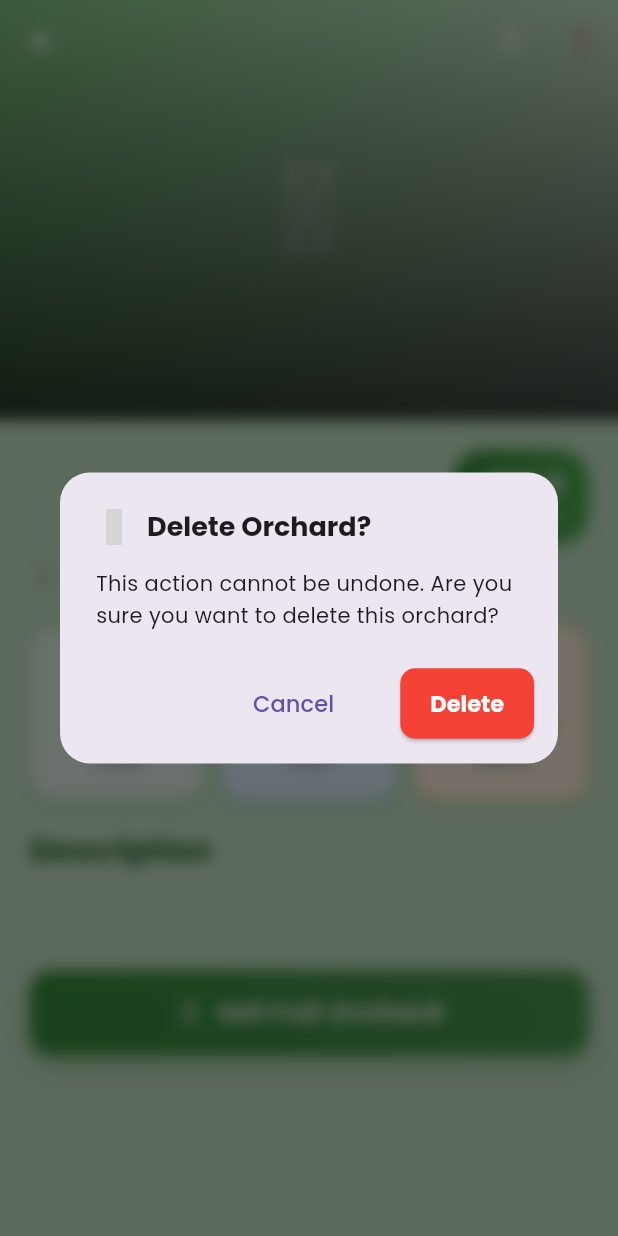
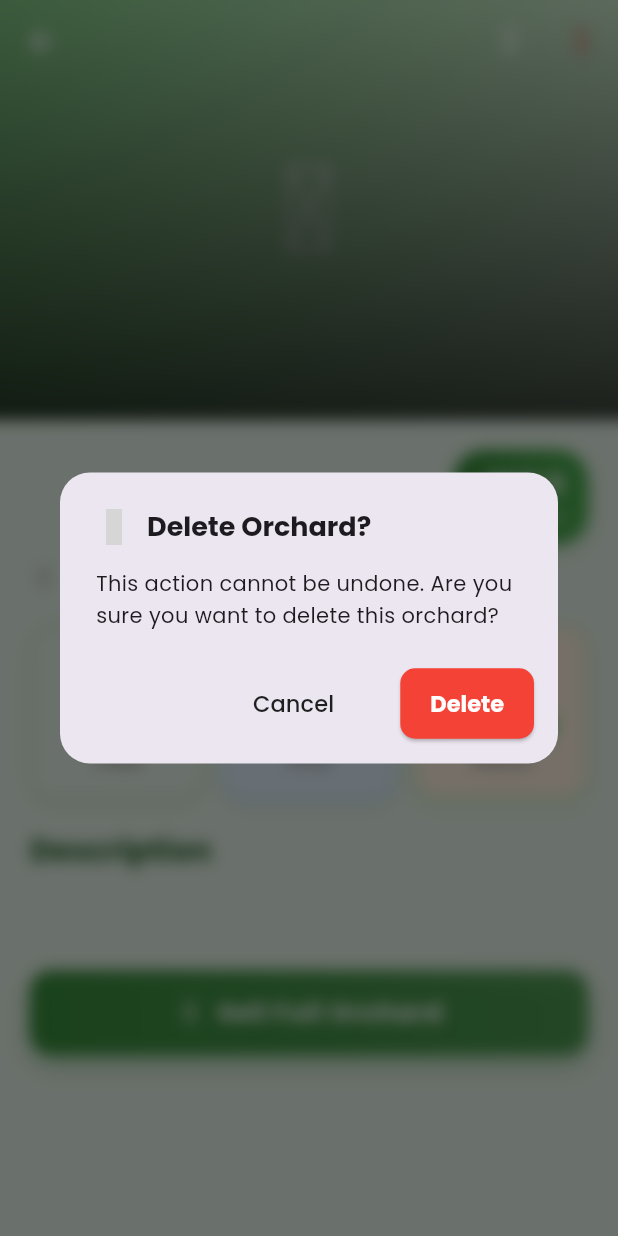
Before and after one commit to aqib1334/Agrivision_intial_phase-, a Flutter app: the OrchardDetailScreen screen opened directly with empty values, after a tap on an icon or button, on a phone screen of 412 x 824 dp. Run offline on Flutter 3.47's test engine with Material 3 defaults, Android fonts, the phone set to English and light mode, and no system bars; our stand-ins replace animate_do, cloud_firestore, firebase_auth, firebase_core, firebase_storage, fl_chart and 3 more; accounts and stored records are empty; grey boxes are pictures that could not be loaded.

```diff
--- a/lib/screens/auth/email_verification_sent_screen.dart
+++ b/lib/screens/auth/email_verification_sent_screen.dart
@@ -335,7 +335,7 @@ class _EmailVerificationSentScreenState extends State<EmailVerificationSentScree
                                 "Didn't receive the email? Resend",
                                 style: TextStyle(
                                   fontSize: 15,
-                                  color: Colors.white,
+                                  color: Color.fromARGB(255, 32, 25, 25),
                                   fontWeight: FontWeight.w600,
                                   decoration: TextDecoration.underline,
                                 ),
--- a/lib/screens/auth/forgot_password_screen.dart
+++ b/lib/screens/auth/forgot_password_screen.dart
@@ -315,7 +315,7 @@ class _ForgotPasswordScreenState extends State<ForgotPasswordScreen>
                             const Text(
                               "Remember your password?",
                               style: TextStyle(
-                                color: Colors.white,
+                                color: Color.fromARGB(255, 32, 25, 25),
                                 fontSize: 15,
                               ),
                             ),
@@ -326,7 +326,7 @@ class _ForgotPasswordScreenState extends State<ForgotPasswordScreen>
                                 style: TextStyle(
                                   fontWeight: FontWeight.bold,
                                   fontSize: 16,
-                                  color: Colors.white,
+                                  color: Color.fromARGB(255, 32, 25, 25),
                                   decoration: TextDecoration.underline,
                                 ),
                               ),
--- a/lib/screens/auth/password_reset_success_screen.dart
+++ b/lib/screens/auth/password_reset_success_screen.dart
@@ -251,7 +251,7 @@ class PasswordResetSuccessScreen extends StatelessWidget {
                           "Didn't receive the email? Try again",
                           style: TextStyle(
                             fontSize: 15,
-                            color: Colors.white,
+                            color: Color.fromARGB(255, 32, 25, 25),
                             fontWeight: FontWeight.w600,
                             decoration: TextDecoration.underline,
                           ),
--- a/lib/screens/common/verification_screen.dart
+++ b/lib/screens/common/verification_screen.dart
@@ -1,3 +1,4 @@
+// screens/commom/verification_screen.dart
 import 'dart:io';
 import 'package:flutter/material.dart';
 import 'package:image_picker/image_picker.dart';
--- a/lib/screens/farmer/orchands/my_orchards_screen.dart
+++ b/lib/screens/farmer/orchands/my_orchards_screen.dart
@@ -18,7 +18,7 @@ class MyOrchardsScreen extends StatelessWidget {
     final OrchardService orchardService = OrchardService();
 
     return Scaffold(
-      backgroundColor: Colors.grey.shade50,
+      backgroundColor: Colors.green.shade50,
       appBar: AppBar(
         elevation: 0,
         backgroundColor: Colors.green.shade700,
--- a/lib/screens/farmer/orchands/orchard_detail_screen.dart
+++ b/lib/screens/farmer/orchands/orchard_detail_screen.dart
@@ -1,3 +1,6 @@
+// ✅ COMPLETE FILE: lib/screens/farmer/orchard_detail_screen.dart
+// ✅ UPDATED: Uses Custom LoadingIndicator inside Delete Button
+
 import 'package:flutter/material.dart';
 import 'package:iconsax/iconsax.dart';
 import 'package:animate_do/animate_do.dart';
@@ -10,6 +13,7 @@ import 'add_orchard_screen.dart';
 import 'add_full_orchard_listing_screen.dart';
 import '../../../services/common/verification_service.dart';
 import '../../common/verification_screen.dart';
+import '../../../widgets/common/loading_indicator.dart'; // ✅ Imported Custom Indicator
 
 class OrchardDetailScreen extends StatefulWidget {
   final OrchardModel orchard;
@@ -39,7 +43,6 @@ class _OrchardDetailScreenState extends State<OrchardDetailScreen> {
 
       if (mounted) {
         setState(() {
-          // ✅ ONLY CHECK FOR FULL ORCHARD LISTINGS
           _hasActiveFullOrchardListing = listings.any(
             (listing) => listing.listingType == 'full_orchard',
           );
@@ -104,10 +107,17 @@ class _OrchardDetailScreenState extends State<OrchardDetailScreen> {
     return false;
   }
 
-  void _deleteOrchard(BuildContext context) async {
-    bool? confirm = await showDialog(
+  // ✅ UPDATED DELETE FUNCTION: Uses Custom LoadingIndicator
+  void _deleteOrchard(BuildContext context) {
+    showDialog(
       context: context,
-      builder: (context) => BackdropFilter(
+      barrierDismissible: false,
+      builder: (dialogContext) {
+        bool isDeleting = false;
+
+        return StatefulBuilder(
+          builder: (context, setState) {
+            return BackdropFilter(
               filter: ImageFilter.blur(sigmaX: 5, sigmaY: 5),
               child: AlertDialog(
                 shape: RoundedRectangleBorder(
@@ -119,7 +129,10 @@ class _OrchardDetailScreenState extends State<OrchardDetailScreen> {
                     const SizedBox(width: 10),
                     const Text(
                       "Delete Orchard?",
-                style: TextStyle(fontSize: 18, fontWeight: FontWeight.bold),
+                      style: TextStyle(
+                        fontSize: 18,
+                        fontWeight: FontWeight.bold,
+                      ),
                     ),
                   ],
                 ),
@@ -130,21 +143,71 @@ class _OrchardDetailScreenState extends State<OrchardDetailScreen> {
                 actionsPadding: const EdgeInsets.fromLTRB(16, 0, 16, 16),
                 actions: [
                   TextButton(
-              onPressed: () => Navigator.pop(context, false),
+                    onPressed: isDeleting
+                        ? null
+                        : () => Navigator.pop(dialogContext),
                     style: TextButton.styleFrom(
                       padding: const EdgeInsets.symmetric(
                         horizontal: 20,
                         vertical: 12,
                       ),
                     ),
-              child: const Text("Cancel", style: TextStyle(fontSize: 15)),
+                    child: Text(
+                      "Cancel",
+                      style: TextStyle(
+                        fontSize: 15,
+                        color: isDeleting ? Colors.grey : Colors.black87,
+                      ),
+                    ),
                   ),
                   const SizedBox(width: 8),
+
+                  // ✅ DELETE BUTTON with Custom Loading Indicator
                   ElevatedButton(
-              onPressed: () => Navigator.pop(context, true),
+                    onPressed: isDeleting
+                        ? null
+                        : () async {
+                            setState(() {
+                              isDeleting = true;
+                            });
+
+                            try {
+                              await OrchardService().deleteOrchard(
+                                widget.orchard.id,
+                              );
+
+                              if (mounted) {
+                                Navigator.pop(dialogContext);
+                                Navigator.pop(this.context);
+
+                                ScaffoldMessenger.of(this.context).showSnackBar(
+                                  const SnackBar(
+                                    content: Text(
+                                      "Orchard deleted successfully",
+                                    ),
+                                    backgroundColor: Colors.red,
+                                  ),
+                                );
+                              }
+                            } catch (e) {
+                              if (mounted) {
+                                setState(() {
+                                  isDeleting = false;
+                                });
+                                ScaffoldMessenger.of(this.context).showSnackBar(
+                                  SnackBar(
+                                    content: Text("Error: $e"),
+                                    backgroundColor: Colors.red,
+                                  ),
+                                );
+                              }
+                            }
+                          },
                     style: ElevatedButton.styleFrom(
                       backgroundColor: Colors.red,
                       foregroundColor: Colors.white,
+                      disabledBackgroundColor: Colors.red.shade300,
+                      disabledForegroundColor: Colors.white,
                       padding: const EdgeInsets.symmetric(
                         horizontal: 20,
                         vertical: 12,
@@ -153,28 +216,30 @@ class _OrchardDetailScreenState extends State<OrchardDetailScreen> {
                         borderRadius: BorderRadius.circular(10),
                       ),
                     ),
-              child: const Text(
+                    child: isDeleting
+                        ? const SizedBox(
+                            width: 24, // Thoda size adjust kiya taake fit ho
+                            height: 24,
+                            child: FittedBox(
+                              // ✅ Custom Loading Indicator Used Here
+                              child: LoadingIndicator(color: Colors.white),
+                            ),
+                          )
+                        : const Text(
                             "Delete",
-                style: TextStyle(fontSize: 15, fontWeight: FontWeight.bold),
+                            style: TextStyle(
+                              fontSize: 15,
+                              fontWeight: FontWeight.bold,
+                            ),
                           ),
                   ),
                 ],
               ),
-      ),
             );
-
-    if (confirm == true) {
-      await OrchardService().deleteOrchard(widget.orchard.id);
-      if (context.mounted) {
-        Navigator.pop(context);
-        ScaffoldMessenger.of(context).showSnackBar(
-          const SnackBar(
-            content: Text("Orchard deleted successfully"),
-            backgroundColor: Colors.red,
-          ),
+          },
         );
-      }
-    }
+      },
+    );
   }
 
   void _createFullOrchardListing() async {
@@ -267,13 +332,13 @@ class _OrchardDetailScreenState extends State<OrchardDetailScreen> {
   @override
   Widget build(BuildContext context) {
     return Scaffold(
-      backgroundColor: Colors.green.shade100,
+      backgroundColor: Colors.green.shade50,
       body: CustomScrollView(
         slivers: [
           SliverAppBar(
             expandedHeight: 280,
             pinned: true,
-            backgroundColor: Colors.green.shade700,
+            backgroundColor: const Color.fromARGB(255, 157, 214, 159),
             actions: [
               FadeIn(
                 duration: const Duration(milliseconds: 600),
@@ -459,7 +524,7 @@ class _OrchardDetailScreenState extends State<OrchardDetailScreen> {
                               "Healthy",
                               "Status",
                               Colors.orange.shade50,
-                              Colors.orange.shade700,
+                              const Color.fromARGB(255, 8, 192, 23),
                             ),
                           ),
                         ],
@@ -548,7 +613,6 @@ class _OrchardDetailScreenState extends State<OrchardDetailScreen> {
 
                     const SizedBox(height: 30),
 
-                    // ✅ ONLY ONE BUTTON NOW - SELL FULL ORCHARD
                     if (_isCheckingListings)
                       const Center(
                         child: CircularProgressIndicator(
```
Also changed, not shown: lib/screens/auth/login_screen.dart (+19 -12 lines), lib/screens/buyer/browse_listings_screen.dart (+7 -13 lines). Lines whose indentation alone changed are shown as unchanged.
